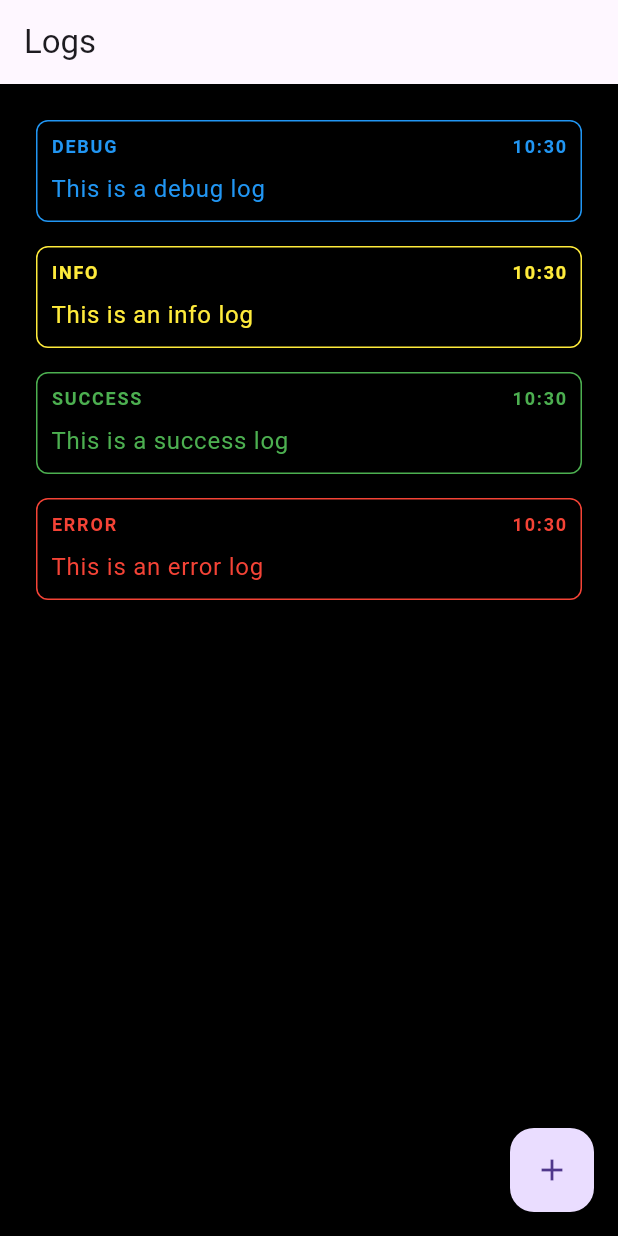
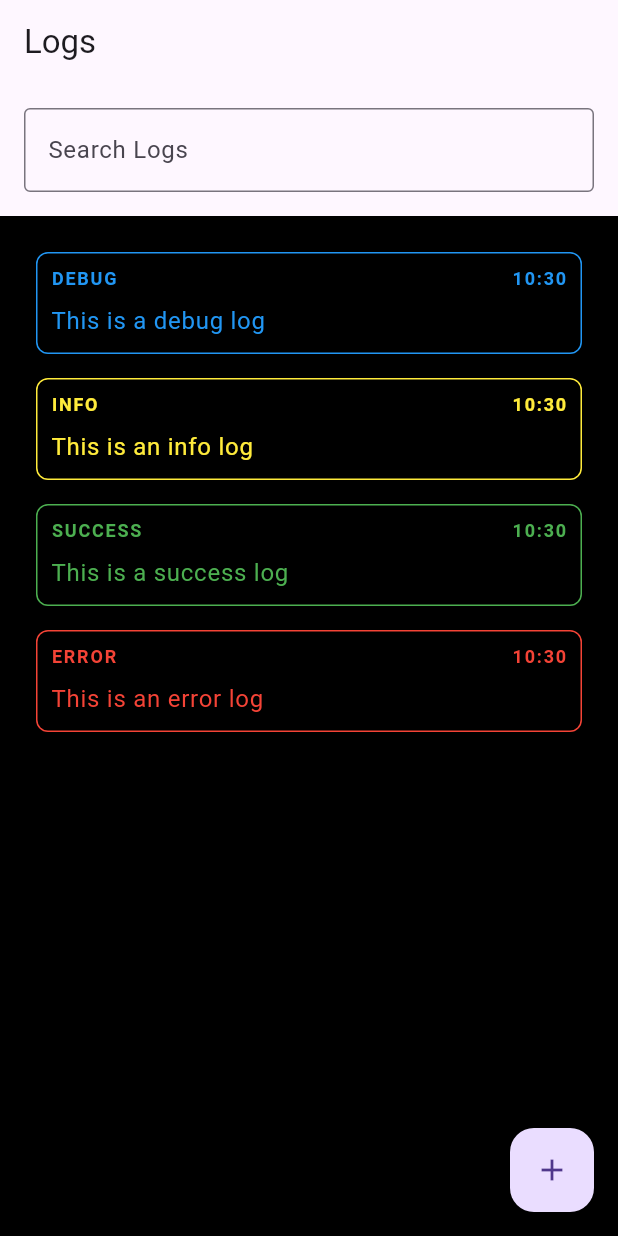
Before and after one commit to callmephil/retro_logger, a Flutter app: the screen it shows after launch, on a phone screen of 412 x 824 dp. Run offline on Flutter 3.47's test engine with Material 3 defaults, Android fonts, the phone set to English and light mode, and no system bars.

Commit message:
feat: Implement search field and refactor log_manager to handle search

```diff
--- a/lib/src/log_manager.dart
+++ b/lib/src/log_manager.dart
@@ -1,3 +1,5 @@
+import 'dart:async';
+
 import 'package:flutter/foundation.dart';
 
 import 'log.dart';
@@ -9,19 +11,38 @@ class LogManager {
   static LogManager get instance => _instance;
 
   final List<Log> _logs = [];
-  final ValueNotifier<List<Log>> _logsNotifier = ValueNotifier([]);
+  final ValueNotifier<List<Log>> _searchResultsNotifier = ValueNotifier([]);
+  Timer? _debounceTimer;
 
-  ValueNotifier<List<Log>> get logsNotifier => _logsNotifier;
+  ValueNotifier<List<Log>> get searchResultsNotifier => _searchResultsNotifier;
 
   List<Log> get logs => List.unmodifiable(_logs);
 
   void addLog(Log log) {
     _logs.add(log);
-    _logsNotifier.value = List.unmodifiable(_logs);
+    _searchResultsNotifier.value = List.unmodifiable(_logs);
   }
 
   void clearLogs() {
     _logs.clear();
-    _logsNotifier.value = List.unmodifiable(_logs);
+    _searchResultsNotifier.value = List.unmodifiable(_logs);
+  }
+
+  void searchLogs(String query) {
+    final results = _logs.where((log) {
+      return log.message.toLowerCase().contains(query.toLowerCase()) ||
+          log.level.toLowerCase().contains(query.toLowerCase());
+    }).toList(growable: false);
+    _searchResultsNotifier.value = List.unmodifiable(results);
+  }
+
+  void debouncedSearchLogs(
+    String query, {
+    Duration debounceDuration = const Duration(milliseconds: 300),
+  }) {
+    _debounceTimer?.cancel();
+    _debounceTimer = Timer(debounceDuration, () {
+      searchLogs(query);
+    });
   }
 }
--- a/lib/src/widgets/log_list_widget.dart
+++ b/lib/src/widgets/log_list_widget.dart
@@ -1,13 +1,40 @@
 import 'package:flutter/material.dart';
-import 'package:retro_logger/src/widgets/log_item_widget.dart';
-import 'package:retro_logger/src/widgets/log_manager_widget.dart';
+import 'package:retro_logger/retro_logger.dart';
 
-class LogListWidget extends StatelessWidget {
+class LogListWidget extends StatefulWidget {
   const LogListWidget({super.key});
 
   @override
+  State<LogListWidget> createState() => _LogListWidgetState();
+}
+
+class _LogListWidgetState extends State<LogListWidget> {
+  final TextEditingController _controller = TextEditingController();
+  final LogManager _logManager = LogManager.instance;
+
+  @override
+  void dispose() {
+    _controller.dispose();
+    super.dispose();
+  }
+
+  @override
   Widget build(BuildContext context) {
-    return LogManagerWidget(
+    return Column(
+      children: [
+        Padding(
+          padding: const EdgeInsets.all(16.0),
+          child: TextField(
+            controller: _controller,
+            decoration: const InputDecoration(
+              labelText: 'Search Logs',
+              border: OutlineInputBorder(),
+            ),
+            onChanged: _logManager.debouncedSearchLogs,
+          ),
+        ),
+        Expanded(
+          child: LogManagerWidget(
             builder: (_, logs) {
               return ColoredBox(
                 color: Colors.black,
@@ -22,6 +49,9 @@ class LogListWidget extends StatelessWidget {
                 ),
               );
             },
+          ),
+        ),
+      ],
     );
   }
 }
--- a/lib/src/widgets/log_manager_widget.dart
+++ b/lib/src/widgets/log_manager_widget.dart
@@ -10,7 +10,7 @@ class LogManagerWidget extends StatelessWidget {
   @override
   Widget build(BuildContext context) {
     return ValueListenableBuilder(
-      valueListenable: LogManager.instance.logsNotifier,
+      valueListenable: LogManager.instance.searchResultsNotifier,
       builder: (BuildContext ctx, List<Log> logs, __) {
         return builder(ctx, logs);
       },
--- a/pubspec.yaml
+++ b/pubspec.yaml
@@ -1,6 +1,6 @@
 name: retro_logger
 description: "A simple Logger that does not have any dependencies and is easy to use."
-version: 0.0.2
+version: 0.0.3
 homepage: https://retro-logger.web.app/
 repository: https://github.com/callmephil/retro_logger
 issue_tracker: https://github.com/callmephil/retro_logger/issues
```
Also changed, not shown: 1 other file. Lines whose indentation alone changed are shown as unchanged.
